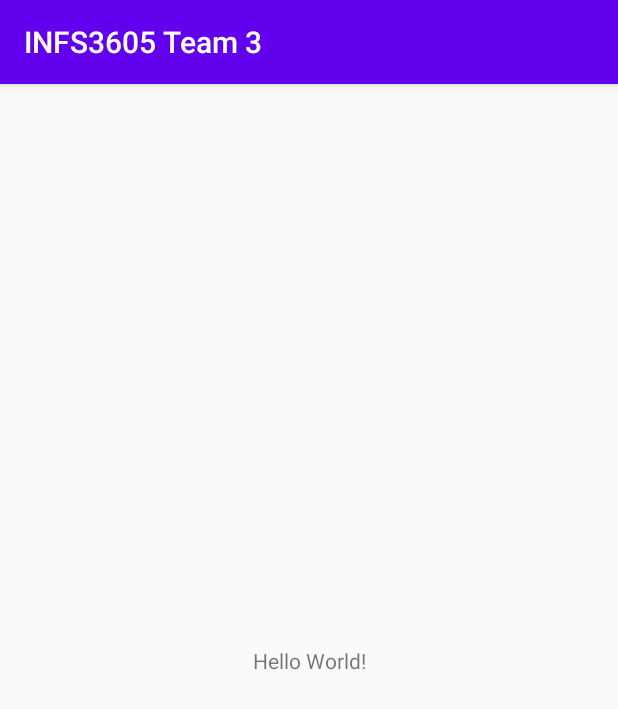
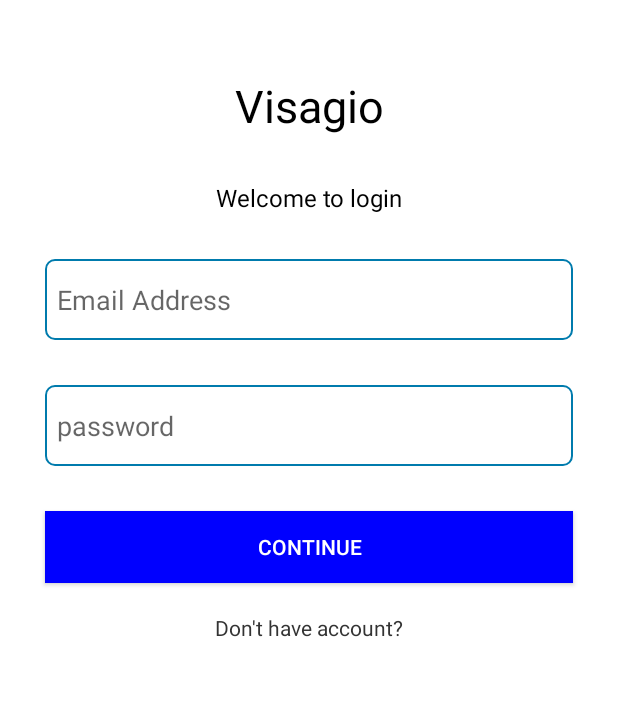
Before and after one commit to XueBai0125/INFS3605Team3, an Android app: the screen it shows after launch (MainActivity before the commit, LoginActivity after it), on a phone screen of 412 x 824 dp. Shown: the top 709 px of the screen. Run offline under Robolectric (Android 15) with nearby library versions, the phone set to English and light mode, and no system bars; our stand-ins replace Firebase (no records; nobody signed in at launch, a user with empty details on screens opened directly).

Commit message:
Login and registration completed

```diff
--- a/app/build.gradle
+++ b/app/build.gradle
@@ -6,7 +6,7 @@ android {
 
     defaultConfig {
         applicationId "com.example.infs3605team3"
-        minSdkVersion 16
+        minSdkVersion 19
         targetSdkVersion 29
         versionCode 1
         versionName "1.0"
@@ -35,6 +35,7 @@ dependencies {
     implementation fileTree(dir: "libs", include: ["*.jar"])
     implementation 'androidx.appcompat:appcompat:1.2.0'
     implementation 'androidx.constraintlayout:constraintlayout:2.0.1'
+    implementation 'com.google.android.material:material:1.0.0'
     testImplementation 'junit:junit:4.12'
     androidTestImplementation 'androidx.test.ext:junit:1.1.2'
     androidTestImplementation 'androidx.test.espresso:espresso-core:3.3.0'
--- a/app/src/main/AndroidManifest.xml
+++ b/app/src/main/AndroidManifest.xml
@@ -9,13 +9,15 @@
         android:roundIcon="@mipmap/ic_launcher_round"
         android:supportsRtl="true"
         android:theme="@style/AppTheme">
-        <activity android:name=".MainActivity">
+        <activity android:name=".LoginActivity">
             <intent-filter>
                 <action android:name="android.intent.action.MAIN" />
 
                 <category android:name="android.intent.category.LAUNCHER" />
             </intent-filter>
         </activity>
+        <activity android:name=".RegisterActivity"/>
+        <activity android:name=".MainActivity"/>
     </application>
 
 </manifest>
--- /dev/null
+++ b/app/src/main/java/com/example/infs3605team3/LoginActivity.java
@@ -0,0 +1,82 @@
+package com.example.infs3605team3;
+
+import android.content.Intent;
+import android.os.Build;
+import android.os.Bundle;
+import android.text.TextUtils;
+import android.view.View;
+import android.widget.Button;
+import android.widget.EditText;
+import android.widget.Toast;
+
+import androidx.annotation.NonNull;
+import androidx.annotation.Nullable;
+import androidx.appcompat.app.AppCompatActivity;
+import com.google.android.gms.tasks.OnCompleteListener;
+import com.google.android.gms.tasks.Task;
+import com.google.firebase.auth.AuthResult;
+import com.google.firebase.auth.FirebaseAuth;
+
+public class LoginActivity extends AppCompatActivity {
+    private EditText etEmail;
+    private EditText etPassword;
+
+    @Override
+    protected void onCreate(@Nullable Bundle savedInstanceState) {
+        if (Build.VERSION.SDK_INT >= Build.VERSION_CODES.M) {
+            getWindow().getDecorView().setSystemUiVisibility( View.SYSTEM_UI_FLAG_LAYOUT_FULLSCREEN|View.SYSTEM_UI_FLAG_LIGHT_STATUS_BAR);
+        }
+        super.onCreate(savedInstanceState);
+        setContentView(R.layout.activity_login);
+        initView();
+
+
+    }
+
+    private void initView() {
+        etEmail = findViewById(R.id.et_email);
+        etPassword = findViewById(R.id.et_password);
+        Button  btnsign = findViewById(R.id.btn_sign);
+        findViewById(R.id.register).setOnClickListener(new View.OnClickListener() {
+            @Override
+            public void onClick(View view) {
+                startActivity( new Intent(LoginActivity.this, RegisterActivity.class));
+            }
+        });
+        btnsign.setOnClickListener(new View.OnClickListener() {
+            @Override
+            public void onClick(View view) {
+                signIn();
+            }
+        });
+    }
+
+    private void signIn() {
+        String email = etEmail.getText().toString();
+        String pwd = etPassword.getText().toString();
+        if (TextUtils.isEmpty(email)){
+            return;
+        }
+        if (TextUtils.isEmpty(pwd)){
+            return;
+        }
+        FirebaseAuth mAuth= FirebaseAuth.getInstance();
+        mAuth.signInWithEmailAndPassword(email, pwd)
+                .addOnCompleteListener(this, new OnCompleteListener<AuthResult>() {
+                    @Override
+                    public void onComplete(@NonNull Task<AuthResult> task) {
+                        if (task.isSuccessful()) {
+                            Intent intent = new Intent();
+                            intent.setClass(LoginActivity.this, MainActivity.class);
+                            startActivity(intent);
+                            finish();
+                        } else {
+                            Toast.makeText(LoginActivity.this,"failed, Check Email or Password",Toast.LENGTH_SHORT).show();
+                        }
+
+
+                    }
+                });
+
+    }
+}
--- /dev/null
+++ b/app/src/main/res/drawable/et_bg.xml
@@ -0,0 +1,7 @@
+<?xml version="1.0" encoding="utf-8"?>
+<shape xmlns:android="http://schemas.android.com/apk/res/android">
+
+    <solid android:color="@color/white"/>
+    <corners android:radius="6dp"/>
+    <stroke android:width="1dp" android:color="@color/colorAccent"/>
+</shape>
--- /dev/null
+++ b/app/src/main/res/layout/activity_login.xml
@@ -0,0 +1,97 @@
+<?xml version="1.0" encoding="utf-8"?>
+<androidx.constraintlayout.widget.ConstraintLayout xmlns:android="http://schemas.android.com/apk/res/android"
+    xmlns:app="http://schemas.android.com/apk/res-auto"
+    android:layout_width="match_parent"
+    android:layout_height="match_parent"
+    android:background="@color/white"
+    android:orientation="vertical">
+
+
+    <TextView
+        android:id="@+id/label_name"
+        android:layout_width="wrap_content"
+        android:layout_height="wrap_content"
+        android:layout_marginTop="50dp"
+        android:text="@string/app_name"
+        android:textColor="#000000"
+        android:textSize="30sp"
+        app:layout_constraintLeft_toLeftOf="parent"
+        app:layout_constraintRight_toRightOf="parent"
+        app:layout_constraintTop_toTopOf="parent" />
+
+    <TextView
+        android:id="@+id/label_welcome"
+        android:layout_width="wrap_content"
+        android:layout_height="wrap_content"
+        android:layout_marginTop="30dp"
+        android:text="Welcome to login"
+        android:textColor="#000000"
+        android:textSize="16sp"
+        app:layout_constraintLeft_toLeftOf="parent"
+        app:layout_constraintRight_toRightOf="parent"
+        app:layout_constraintTop_toBottomOf="@id/label_name" />
+
+
+
+        <com.google.android.material.textfield.TextInputEditText
+            app:layout_constraintLeft_toLeftOf="parent"
+            app:layout_constraintRight_toRightOf="parent"
+            app:layout_constraintTop_toBottomOf="@id/label_welcome"
+            android:layout_marginLeft="30dp"
+            android:layout_marginRight="30dp"
+            android:layout_marginTop="30dp"
+            android:id="@+id/et_email"
+            android:layout_width="match_parent"
+            android:layout_height="54dp"
+            android:hint="Email Address"
+            android:maxLines="1"
+            android:paddingStart="8dp"
+            android:background="@drawable/et_bg"
+            android:inputType="textEmailAddress">
+
+        </com.google.android.material.textfield.TextInputEditText>
+    <com.google.android.material.textfield.TextInputEditText
+        app:layout_constraintLeft_toLeftOf="parent"
+        app:layout_constraintRight_toRightOf="parent"
+        app:layout_constraintTop_toBottomOf="@id/et_email"
+        android:layout_marginLeft="30dp"
+        android:layout_marginRight="30dp"
+        android:layout_marginTop="30dp"
+        android:id="@+id/et_password"
+        android:layout_width="match_parent"
+        android:layout_height="54dp"
+        android:hint="password"
+        android:maxLines="1"
+        android:paddingStart="8dp"
+        android:background="@drawable/et_bg"
+        android:inputType="textPassword">
+
+    </com.google.android.material.textfield.TextInputEditText>
+
+
+
+    <Button
+        android:id="@+id/btn_sign"
+        android:layout_width="match_parent"
+        android:layout_height="wrap_content"
+        android:layout_margin="30dp"
+        android:background="#0000FF"
+        android:text="Continue"
+        android:textColor="@color/white"
+        app:layout_constraintLeft_toLeftOf="parent"
+        app:layout_constraintRight_toRightOf="parent"
+        app:layout_constraintTop_toBottomOf="@id/et_password" />
+
+    <TextView
+        android:id="@+id/register"
+        android:layout_width="wrap_content"
+        android:layout_height="wrap_content"
+        android:layout_gravity="center_horizontal"
+        android:layout_marginTop="20dp"
+        android:text="Don't have account?"
+        android:textColor="#333"
+        android:textSize="14sp"
+        app:layout_constraintLeft_toLeftOf="parent"
+        app:layout_constraintRight_toRightOf="parent"
+        app:layout_constraintTop_toBottomOf="@id/btn_sign" />
+</androidx.constraintlayout.widget.ConstraintLayout>
--- a/app/src/main/res/values/colors.xml
+++ b/app/src/main/res/values/colors.xml
@@ -1,6 +1,7 @@
 <?xml version="1.0" encoding="utf-8"?>
 <resources>
-    <color name="colorPrimary">#6200EE</color>
-    <color name="colorPrimaryDark">#3700B3</color>
-    <color name="colorAccent">#03DAC5</color>
+    <color name="colorPrimary">#FFFFFF</color>
+    <color name="colorPrimaryDark">#FFFFFF</color>
+    <color name="colorAccent">#007BAD</color>
+    <color name="white">#FFFFFF</color>
 </resources>
--- a/app/src/main/res/values/strings.xml
+++ b/app/src/main/res/values/strings.xml
@@ -1,3 +1,3 @@
 <resources>
-    <string name="app_name">INFS3605 Team 3</string>
+    <string name="app_name">Visagio</string>
 </resources>
--- a/app/src/main/res/values/styles.xml
+++ b/app/src/main/res/values/styles.xml
@@ -1,9 +1,9 @@
 <resources>
     <!-- Base application theme. -->
-    <style name="AppTheme" parent="Theme.AppCompat.Light.DarkActionBar">
+    <style name="AppTheme" parent="Theme.AppCompat.Light.NoActionBar">
         <!-- Customize your theme here. -->
-        <item name="colorPrimary">@color/colorPrimary</item>
-        <item name="colorPrimaryDark">@color/colorPrimaryDark</item>
+        <item name="colorPrimary">#FFFFFF</item>
+        <item name="colorPrimaryDark">#FFFFFF</item>
         <item name="colorAccent">@color/colorAccent</item>
     </style>
 
```
Also changed, not shown: app/src/main/java/com/example/infs3605team3/RegisterActivity.java (added, +129 -0 lines), app/src/main/java/com/example/infs3605team3/model/User.java (added, +40 -0 lines), app/src/main/res/layout/activity_register.xml (added, +113 -0 lines).
